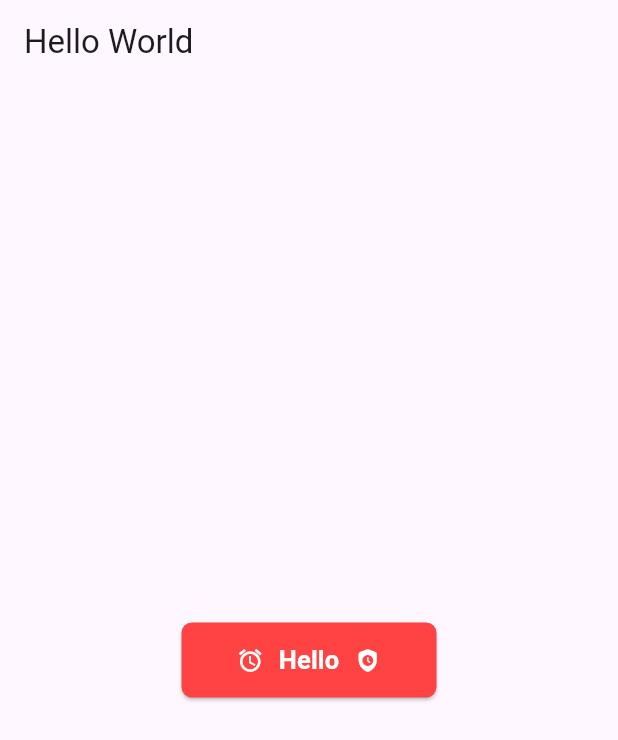
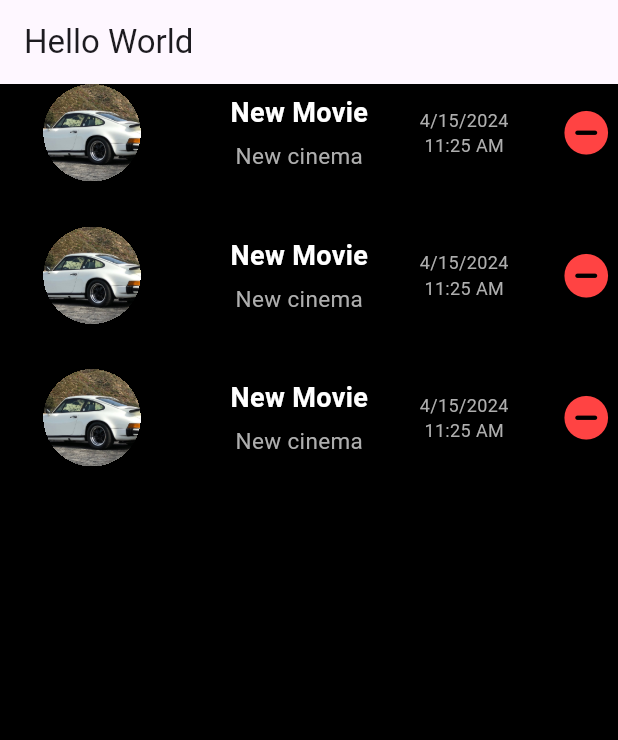
Before and after one commit to da-wit/flutter-2024-CinemaMate, a Flutter app: the screen it shows after launch, on a phone screen of 412 x 824 dp. Shown: the top 740 px of the screen. Run offline on Flutter 3.47's test engine with Material 3 defaults, Android fonts, the phone set to English and light mode, and no system bars.

Commit message:
List Items

```diff
--- a/cinema_mate/lib/main.dart
+++ b/cinema_mate/lib/main.dart
@@ -1,6 +1,10 @@
 import 'package:flutter/material.dart';
 
+import 'package:cinema_mate/presentation/widgets/app_color.dart';
+import 'package:cinema_mate/presentation/widgets/list_items.dart';
 import 'package:cinema_mate/presentation/widgets/buttons.dart';
+
+final newColor = AppColor();
 
 void main() {
   runApp(
@@ -9,14 +13,33 @@ void main() {
         appBar: AppBar(
           title: const Text('Hello World'),
         ),
-        body: Center(
-          child: AppButton(
-            title: 'Hello',
-            width: 170,
-            onPressed: () {},
-            leftIcon: const Icon(Icons.access_alarm_outlined),
-            rightIcon: const Icon(Icons.safety_check_rounded),
-          ),
+        backgroundColor: newColor.bg,
+        body: const Column(
+          children: [
+            ListItem(
+              date: '4/15/2024',
+              title: "New Movie",
+              subtitle: 'New cinema',
+              time: '11:25 AM',
+              imagePath: 'assets/images/porsche.jpg',
+            ),
+            SizedBox(height: 30),
+            ListItem(
+              date: '4/15/2024',
+              title: "New Movie",
+              subtitle: 'New cinema',
+              time: '11:25 AM',
+              imagePath: 'assets/images/porsche.jpg',
+            ),
+            SizedBox(height: 30),
+            ListItem(
+              date: '4/15/2024',
+              title: "New Movie",
+              subtitle: 'New cinema',
+              time: '11:25 AM',
+              imagePath: 'assets/images/porsche.jpg',
+            ),
+          ],
         ),
       ),
     ),
--- a/cinema_mate/lib/presentation/widgets/app_color.dart
+++ b/cinema_mate/lib/presentation/widgets/app_color.dart
@@ -7,4 +7,5 @@ class AppColor {
   Color success = const Color.fromARGB(255, 58, 182, 0);
   Color error = const Color.fromARGB(255, 255, 0, 0);
   Color genre = const Color.fromARGB(255, 217, 217, 217);
+  Color grey = const Color.fromARGB(255, 174, 174, 174);
 }
--- /dev/null
+++ b/cinema_mate/lib/presentation/widgets/list_items.dart
@@ -0,0 +1,82 @@
+import 'package:cinema_mate/main.dart';
+import 'package:flutter/material.dart';
+
+import 'package:cinema_mate/presentation/widgets/app_color.dart';
+
+final newColor = AppColor();
+
+class ListItem extends StatelessWidget {
+  const ListItem(
+      {super.key,
+      required this.title,
+      required this.subtitle,
+      required this.date,
+      required this.time,
+      required this.imagePath});
+
+  final String title;
+  final String subtitle;
+  final String date;
+  final String time;
+  final String imagePath;
+
+  @override
+  Widget build(BuildContext context) {
+    return Container(
+      height: 65,
+      child: Row(
+        crossAxisAlignment: CrossAxisAlignment.center,
+        mainAxisAlignment: MainAxisAlignment.spaceAround,
+        children: [
+          Container(
+            height: 65,
+            clipBehavior: Clip.hardEdge,
+            decoration: const BoxDecoration(shape: BoxShape.circle),
+            child: Image.asset(
+              imagePath,
+              fit: BoxFit.cover,
+            ),
+          ),
+          const SizedBox(width: 20),
+          Column(
+            mainAxisAlignment: MainAxisAlignment.center,
+            children: [
+              Text(
+                title,
+                style: TextStyle(
+                    fontWeight: FontWeight.bold,
+                    fontSize: 18,
+                    color: newColor.white),
+              ),
+              const SizedBox(height: 5),
+              Text(
+                subtitle,
+                style: TextStyle(fontSize: 15, color: newColor.grey),
+              ),
+            ],
+          ),
+          const SizedBox(width: 20),
+          Column(
+            mainAxisAlignment: MainAxisAlignment.center,
+            children: [
+              Text(
+                date,
+                style: TextStyle(fontSize: 12, color: newColor.grey),
+              ),
+              Text(
+                time,
+                style: TextStyle(fontSize: 12, color: newColor.grey),
+              ),
+            ],
+          ),
+          const SizedBox(width: 20),
+          Icon(
+            Icons.remove_circle_rounded,
+            size: 35,
+            color: newColor.primary,
+          ),
+        ],
+      ),
+    );
+  }
+}
```
Also changed, not shown: cinema_mate/pubspec.yaml (+45 -48 lines), cinema_mate/assets/images/porsche.jpg (added).
